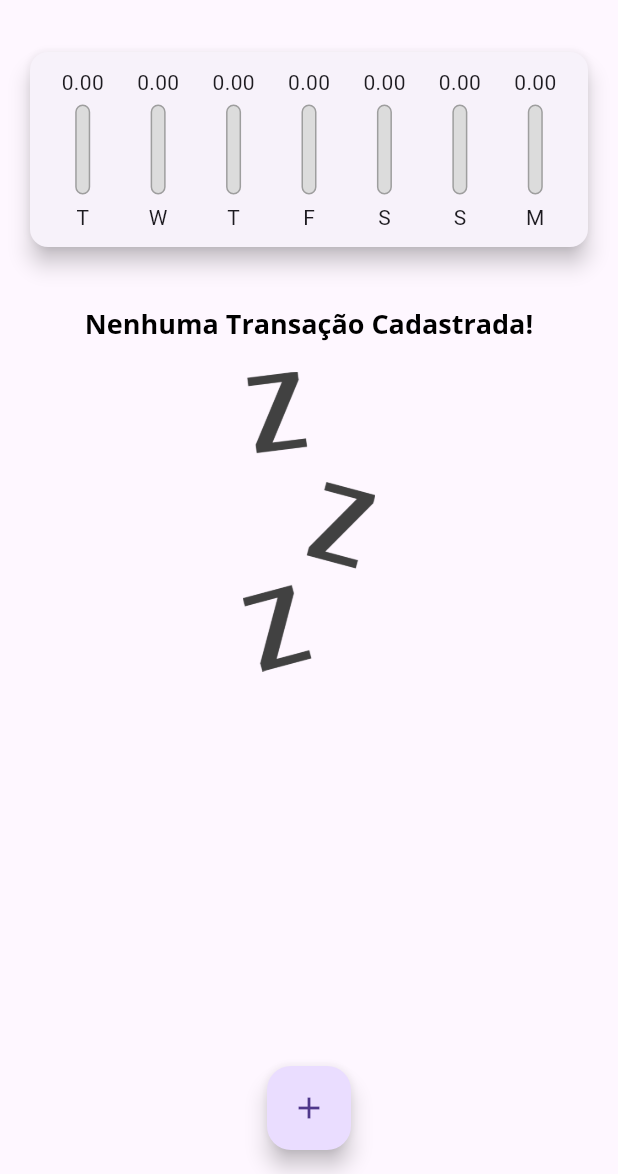
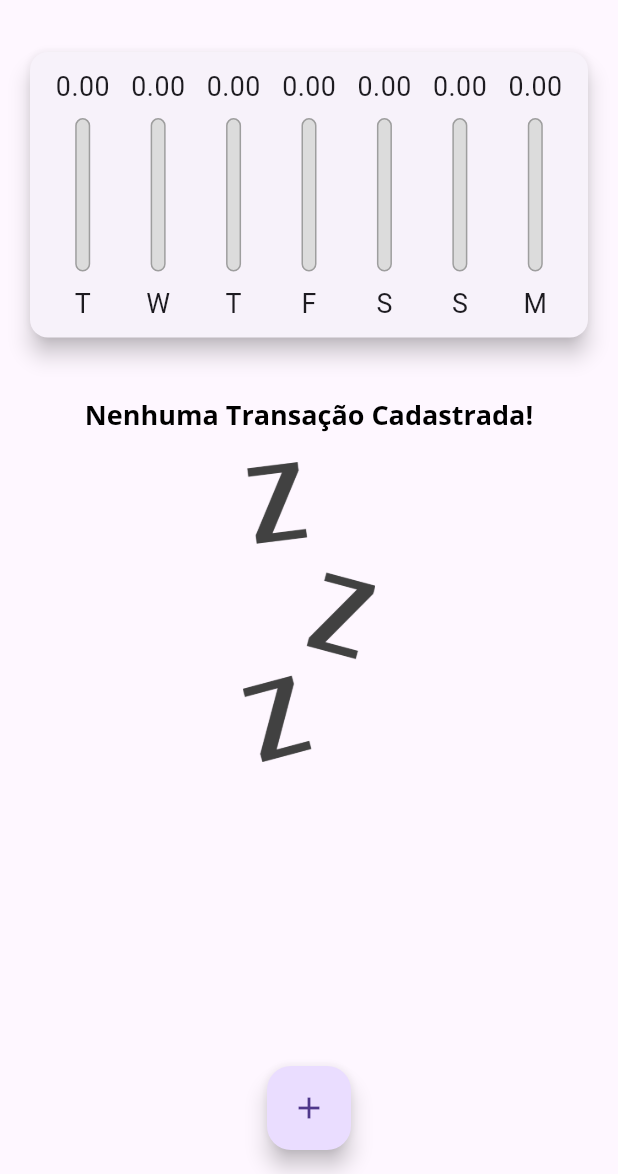
Before and after one commit to Nedsonjr10/Expenses-Flutter, a Flutter app: the screen it shows after launch, on a phone screen of 412 x 824 dp, the part 62-1236 px from its top. Run offline on Flutter 3.47's test engine with Material 3 defaults, Android fonts, the phone set to English and light mode, and no system bars.

```diff
--- /dev/null
+++ b/lib/components/chart_bar.dart
@@ -0,0 +1 @@
+// TODO Implement this library.
--- a/lib/components/chart_bart.dart
+++ b/lib/components/chart_bart.dart
@@ -14,17 +14,19 @@ class ChartBar extends StatelessWidget {
 
   @override
   Widget build(BuildContext context) {
+    return LayoutBuilder(
+      builder: (ctx, constraints) {
         return Column(
           children: [
             SizedBox(
-          height: 20,
+              height: constraints.maxHeight * 0.15,
               child: FittedBox(
                 child: Text(value!.toStringAsFixed(2)),
               ),
             ),
-        const SizedBox(height: 5),
+            SizedBox(height: constraints.maxHeight * 0.05),
             SizedBox(
-          height: 60,
+              height: constraints.maxHeight * 0.6,
               width: 10,
               child: Stack(
                 alignment: Alignment.bottomCenter,
@@ -51,9 +53,16 @@ class ChartBar extends StatelessWidget {
                 ],
               ),
             ),
-        const SizedBox(height: 5),
-        Text(label!),
+            SizedBox(height: constraints.maxHeight * 0.05),
+            SizedBox(
+              height: constraints.maxHeight * 0.15,
+              child: FittedBox(
+                child: Text(label!),
+              ),
+            ),
           ],
+        );
+      },
     );
   }
 }
--- a/lib/components/transaction_list.dart
+++ b/lib/components/transaction_list.dart
@@ -11,9 +11,7 @@ class TransactionList extends StatelessWidget {
 
   @override
   Widget build(BuildContext context) {
-    return SizedBox(
-      height: 430,
-      child: transactions.isEmpty
+    return transactions.isEmpty
         ? Column(
             children: [
               const SizedBox(height: 20),
@@ -72,7 +70,6 @@ class TransactionList extends StatelessWidget {
                 ),
               );
             },
-            ),
           );
   }
 }
--- a/lib/main.dart
+++ b/lib/main.dart
@@ -94,8 +94,7 @@ class _MyHomePageState extends State<MyHomePage> {
 
   @override
   Widget build(BuildContext context) {
-    return Scaffold(
-      appBar: AppBar(
+    final appBar = AppBar(
       title: const Text('Despesas Pessoais'),
       actions: [
         IconButton(
@@ -103,13 +102,26 @@ class _MyHomePageState extends State<MyHomePage> {
           onPressed: () => _openTransactionFormModal(context),
         ),
       ],
-      ),
+    );
+
+    final availableHeight = MediaQuery.of(context).size.height -
+        appBar.preferredSize.height -
+        MediaQuery.of(context).padding.top;
+
+    return Scaffold(
+      appBar: appBar,
       body: SingleChildScrollView(
         child: Column(
           crossAxisAlignment: CrossAxisAlignment.stretch,
           children: [
-            Chart(_recentTransactions),
-            TransactionList(_transactions, _removeTransaction),
+            SizedBox(
+              height: availableHeight * 0.3,
+              child: Chart(_recentTransactions),
+            ),
+            SizedBox(
+              height: availableHeight * 0.7,
+              child: TransactionList(_transactions, _removeTransaction),
+            ),
           ],
         ),
       ),
```
Lines whose indentation alone changed are shown as unchanged.
